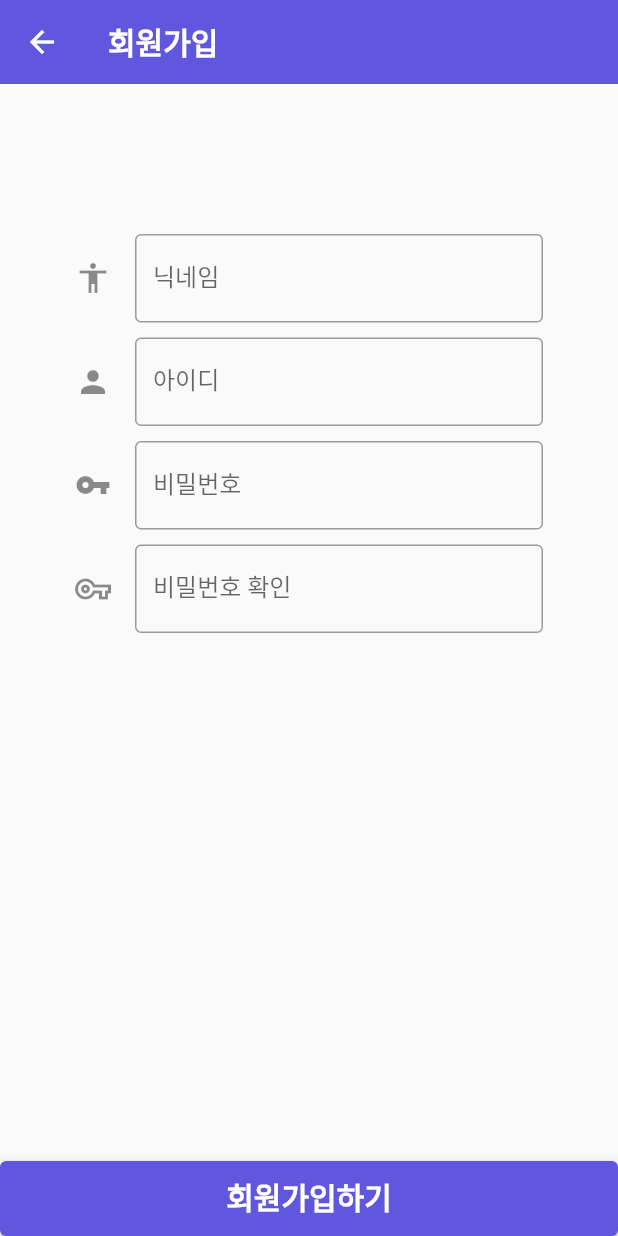
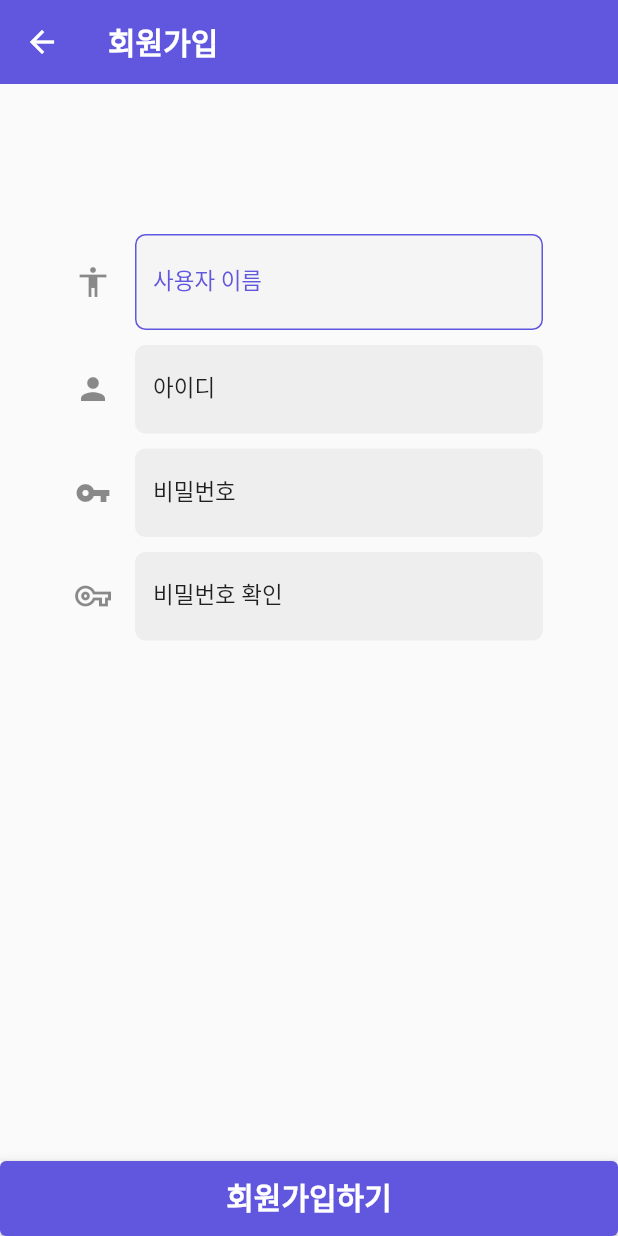
Before and after one commit to Cheon-DM/senior_project, a Flutter app: the signup screen opened directly, on a phone screen of 412 x 824 dp. Run offline on Flutter 3.47's test engine with Material 2 defaults, Android fonts, the phone set to English and light mode, and no system bars; our stand-ins replace cloud_firestore, firebase_auth, firebase_core, geolocator, get, location and 1 more; missing offline and left inert: excel, kakaomap_webview, xml2json; accounts and stored records are empty; network calls fail; Roboto replaces fonts that are missing (Leferi).

Commit message:
로그인페이지 ui수정(힌트문구 등) 및 로그인 이후 내 정보 확인페이지 오버플로우 수정

```diff
--- a/lib/DM/signup.dart
+++ b/lib/DM/signup.dart
@@ -28,16 +28,18 @@ class _signupState extends State<signup> {
     }
   }
 
-  void _sendName()async{
-    final user =FirebaseAuth.instance.currentUser;
-    final userData= await FirebaseFirestore.instance.collection('user').doc(user!.uid).get();
+  void _sendName() async {
+    final user = FirebaseAuth.instance.currentUser;
+    final userData = await FirebaseFirestore.instance
+        .collection('user')
+        .doc(user!.uid)
+        .get();
   }
 
   @override
   Widget build(BuildContext context) {
     return Scaffold(
-      resizeToAvoidBottomInset : false,
-
+      resizeToAvoidBottomInset: false,
       appBar: AppBar(
         backgroundColor: const Color(0xff6157DE),
         elevation: 0,
@@ -51,9 +53,10 @@ class _signupState extends State<signup> {
           ),
         ),
         leading: IconButton(
-          onPressed: (){
-            // Get.to(MainPage());
-            Get.offAll(() => login());
+          onPressed: () {
+            Navigator.push(context, MaterialPageRoute(builder: (context) {
+              return login();
+            }));
           },
           icon: Icon(
             Icons.arrow_back,
@@ -70,13 +73,18 @@ class _signupState extends State<signup> {
               mainAxisAlignment: MainAxisAlignment.start,
               children: <Widget>[
                 Container(height: 50),
+
+
+
+                //사용자 이름 박스
                 TextFormField(
+                  cursorColor: const Color(0xff6157DE),
                   key: ValueKey(1),
                   //닉네임 키: 1
                   validator: (value) {
                     //value 는 사용자가 입력한것 인자값
                     if (value!.isEmpty) {
-                      return '이름 입력안됨';
+                      return '사용할 닉네임을 입력해주세요';
                     }
                     return null;
                   },
@@ -89,17 +97,41 @@ class _signupState extends State<signup> {
                   keyboardType: TextInputType.name,
                   decoration: InputDecoration(
                     icon: Icon(Icons.accessibility),
-                      labelText: "닉네임",
-                      hintText: 'Email',
-                      border: OutlineInputBorder()),
+                    labelText: "사용자 이름",
+                    labelStyle: TextStyle(
+                      color: const Color(0xff6157DE),
+                      fontSize: 15,
+                      fontWeight: FontWeight.normal,
+                    ),
+                    hintText: '닉네임',
+                    border: OutlineInputBorder(),
+
+                    //입력 활성화 중 UI
+                    focusedBorder: OutlineInputBorder(
+                        borderRadius: BorderRadius.all(Radius.circular(7)),
+                        borderSide: BorderSide(
+                            width: 1, color: const Color(0xff6157DE))),
+
+                    //입력 비활성화 중 UI
+                    filled: true,
+                    fillColor: Colors.grey[100],
+                    enabledBorder: OutlineInputBorder(
+                        borderRadius: BorderRadius.all(Radius.circular(7)),
+                        borderSide: BorderSide(
+                            width: 1, color: const Color(0xff6157DE))),
+                  ),
                 ),
                 Container(height: 10),
+
+                //아이디 박스
                 TextFormField(
+                  cursorColor: const Color(0xff6157DE),
+
                   key: ValueKey(2),
                   //아이디 키: 2
                   validator: (value) {
                     if (value!.isEmpty || !value.contains('@')) {
-                      return '제대로된 이메일 주소 입력';
+                      return '올바른 이메일 주소를 입력해주세요';
                     }
                     return null;
                   },
@@ -113,17 +145,44 @@ class _signupState extends State<signup> {
                   decoration: InputDecoration(
                     icon: Icon(Icons.person),
                     labelText: "아이디",
-                      hintText: 'ID',
-                      border: OutlineInputBorder()),
+                    labelStyle: TextStyle(
+                      color: Colors.black87,
+                      fontSize: 15,
+                      fontWeight: FontWeight.normal,
+                    ),
+
+                    hintText: 'Email',
+                    border: OutlineInputBorder(),
+
+                    //입력 활성화 중 UI
+                    focusedBorder: OutlineInputBorder(
+                        borderRadius: BorderRadius.all(Radius.circular(7)),
+                        borderSide: BorderSide(
+                            width: 1, color: const Color(0xff6157DE))),
+
+                    //입력 비활성화 중 UI
+                    filled: true,
+                    fillColor: Colors.grey[200],
+                    enabledBorder: OutlineInputBorder(
+                        borderRadius: BorderRadius.all(Radius.circular(7)),
+                        borderSide: BorderSide(
+                            width: 1, color: Color.fromRGBO(0, 0, 0, 0.0))),
+                  ),
                 ),
                 Container(height: 10),
+
+
+
+                //비밀번호 박스
                 TextFormField(
+                  cursorColor: const Color(0xff6157DE),
+
                   obscureText: true,
                   key: ValueKey(3),
                   //비밀번호 키: 3
                   validator: (value) {
                     if (value!.isEmpty || value.length < 6) {
-                      return '비번 6글자 이상 입력해라';
+                      return '비밀번호는 6글자 이상이어야 합니다';
                     }
                     return null;
                   },
@@ -137,19 +196,46 @@ class _signupState extends State<signup> {
                   decoration: InputDecoration(
                     icon: Icon(Icons.vpn_key),
                     labelText: "비밀번호",
+                    labelStyle: TextStyle(
+                      color: Colors.black87,
+                      fontSize: 15,
+                      fontWeight: FontWeight.normal,
+                    ),
+
                     hintText: 'Password',
-                      border: OutlineInputBorder()),
+                    border: OutlineInputBorder(),
+
+                    //입력 활성화 중 UI
+                    focusedBorder: OutlineInputBorder(
+                        borderRadius: BorderRadius.all(Radius.circular(7)),
+                        borderSide: BorderSide(
+                            width: 1, color: const Color(0xff6157DE))),
+
+                    //입력 비활성화 중 UI
+                    filled: true,
+                    fillColor: Colors.grey[200],
+                    enabledBorder: OutlineInputBorder(
+                        borderRadius: BorderRadius.all(Radius.circular(7)),
+                        borderSide: BorderSide(
+                            width: 1, color: Color.fromRGBO(0, 0, 0, 0.0))),
+                  ),
                 ),
                 Container(height: 10),
+
+
+
+                //비밀번호 확인 박스
                 TextFormField(
+                  cursorColor: const Color(0xff6157DE),
+
                   obscureText: true,
                   key: ValueKey(4),
                   //비밀번호 확인 키: 4
                   validator: (value) {
                     if (value != userPassword) {
-                      return '비번이 일치하지 않는구나';
+                      return '비밀번호가 일치하지 않습니다';
                     } else if (value!.isEmpty) {
-                      return '입력해라';
+                      return '비밀번호를 입력해주세요';
                     }
                     return null;
                   },
@@ -158,17 +244,37 @@ class _signupState extends State<signup> {
                   decoration: InputDecoration(
                     icon: Icon(Icons.vpn_key_outlined),
                     labelText: "비밀번호 확인",
+                    labelStyle: TextStyle(
+                      color: Colors.black87,
+                      fontSize: 15,
+                      fontWeight: FontWeight.normal,
+                    ),
+
                     hintText: 'Password',
-                      border: OutlineInputBorder()),
+                    border: OutlineInputBorder(),
+
+                    //입력 활성화 중 UI
+                    focusedBorder: OutlineInputBorder(
+                        borderRadius: BorderRadius.all(Radius.circular(7)),
+                        borderSide: BorderSide(
+                            width: 1, color: const Color(0xff6157DE))),
+
+                    //입력 비활성화 중 UI
+                    filled: true,
+                    fillColor: Colors.grey[200],
+                    enabledBorder: OutlineInputBorder(
+                        borderRadius: BorderRadius.all(Radius.circular(7)),
+                        borderSide: BorderSide(
+                            width: 1, color: Color.fromRGBO(0, 0, 0, 0.0))),
                   ),
-                Container(height: 200),
+                ),
               ],
             ),
           ),
         ),
       ),
       bottomNavigationBar: BottomAppBar(
-        child:ElevatedButton(
+        child: ElevatedButton(
           onPressed: () async {
             _tryValidation();
 
@@ -176,20 +282,17 @@ class _signupState extends State<signup> {
                 await _authentication.createUserWithEmailAndPassword(
                     email: userEmail, password: userPassword);
 
-            await FirebaseFirestore.instance.collection('user').doc(newUser.user!.uid)
-                .set({
-              'userName' : userName,
-              'email' : userEmail
-            });
-
+            await FirebaseFirestore.instance
+                .collection('user')
+                .doc(newUser.user!.uid)
+                .set({'userName': userName, 'email': userEmail});
 
             if (newUser.user == null) {
-              ScaffoldMessenger.of(context).showSnackBar(
-                  SnackBar(content: Text('제대로된 입력 필요')));
+              ScaffoldMessenger.of(context)
+                  .showSnackBar(SnackBar(content: Text('제대로된 입력 필요')));
             }
 
-            Navigator.push(context,
-                MaterialPageRoute(builder: (context) {
+            Navigator.push(context, MaterialPageRoute(builder: (context) {
               return signup_complete(userName);
             }));
           },
@@ -204,21 +307,18 @@ class _signupState extends State<signup> {
                   fontSize: 20,
                   fontFamily: 'Leferi',
                   fontWeight: FontWeight.bold,
-                  color: Colors.white
-              ),
+                  color: Colors.white),
             ),
           ),
           style: ButtonStyle(
             foregroundColor: MaterialStateProperty.all(Colors.white),
-            backgroundColor:
-            MaterialStateProperty.resolveWith((states) {
+            backgroundColor: MaterialStateProperty.resolveWith((states) {
               if (states.contains(MaterialState.disabled)) {
                 return Colors.grey;
               } else {
                 return Color(0xff6157de);
               }
-            }
-            ),
+            }),
           ),
         ),
       ),
--- a/lib/HS/myPage.dart
+++ b/lib/HS/myPage.dart
@@ -78,9 +78,9 @@ class _MyPageState extends State<MyPage> {
               SizedBox(
                 height: 50,
               ),
-              Row(
-                mainAxisAlignment: MainAxisAlignment.center,
-                crossAxisAlignment: CrossAxisAlignment.center,
+              Wrap(
+                //mainAxisAlignment: MainAxisAlignment.center,
+                //crossAxisAlignment: CrossAxisAlignment.center,
                 children: [
                   Container(
                     margin: EdgeInsets.symmetric(vertical: 25),
--- a/lib/HW/login.dart
+++ b/lib/HW/login.dart
@@ -66,7 +66,7 @@ class login extends StatelessWidget {
                 key: ValueKey(5),
                 validator: (value) {
                   if (value!.isEmpty) {
-                    return '이메일 아이디 입력안됨';
+                    return '이메일 주소를 입력해주세요';
                   }
                   return null;
                 },
@@ -79,14 +79,14 @@ class login extends StatelessWidget {
 
                 decoration: InputDecoration(
                     icon: Icon(Icons.person),
-                    hintText: 'Username', border: OutlineInputBorder()),
+                    hintText: 'Email', border: OutlineInputBorder()),
               ),
               SizedBox(height: 20),
               TextFormField(
                 key: ValueKey(6),
                 validator: (value) {
                   if (value!.isEmpty) {
-                    return '제발 돼라';
+                    return '비밀번호를 입력해주세요';
                   }
                   return null;
                 },
@@ -98,7 +98,9 @@ class login extends StatelessWidget {
                 },
                 decoration: InputDecoration(
                     icon: Icon(Icons.vpn_key),
-                    hintText: 'Password', border: OutlineInputBorder()),
+                    hintText: 'Password',
+                    border: OutlineInputBorder()),
+                obscureText: true,
               ),
               SizedBox(height: 20),
               Text(
@@ -157,7 +159,7 @@ class login extends StatelessWidget {
                   SnackBar(content: Text('로그인 완료.')));
             }catch(e){
               ScaffoldMessenger.of(context).showSnackBar(
-                  SnackBar(content: Text('입력잘못')));
+                  SnackBar(content: Text('아이디, 비밀번호를 확인해주세요')));
               print(e);
             }
           },
```
Lines whose indentation alone changed are shown as unchanged.
